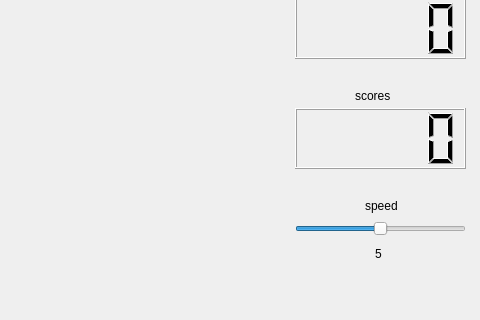
Old version of the form mainwindow.ui in the repository Yang-Qirui/QT_GreedySnake; both pictures show x 545 to 1025 and y 580 to 900 of the 1025 by 900 pixel window.
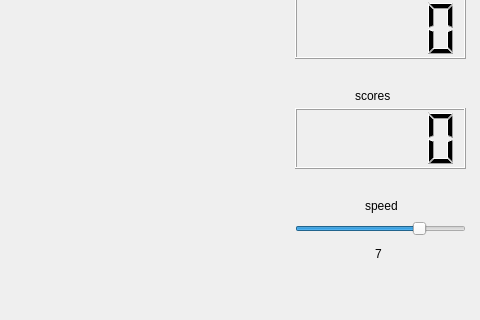
New version of the form. Custom widgets are drawn as their Qt base class.

Diff of the .ui file:
```diff
--- a/mainwindow.ui
+++ b/mainwindow.ui
@@ -228,8 +228,11 @@
     <property name="maximum">
      <number>9</number>
     </property>
+    <property name="pageStep">
+     <number>3</number>
+    </property>
     <property name="value">
-     <number>5</number>
+     <number>7</number>
     </property>
     <property name="orientation">
      <enum>Qt::Horizontal</enum>
@@ -258,7 +261,7 @@
      </rect>
     </property>
     <property name="text">
-     <string>5</string>
+     <string>7</string>
     </property>
    </widget>
   </widget>
```
Left out of the diff: 13 changed lines with no effect on the pictures.
